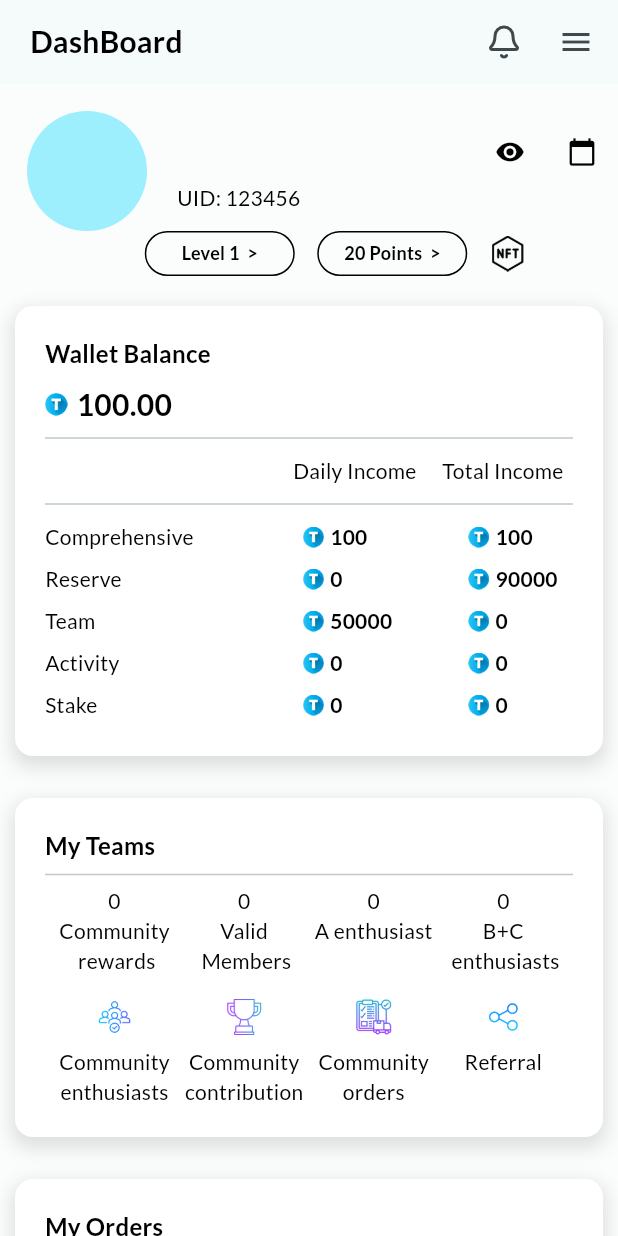
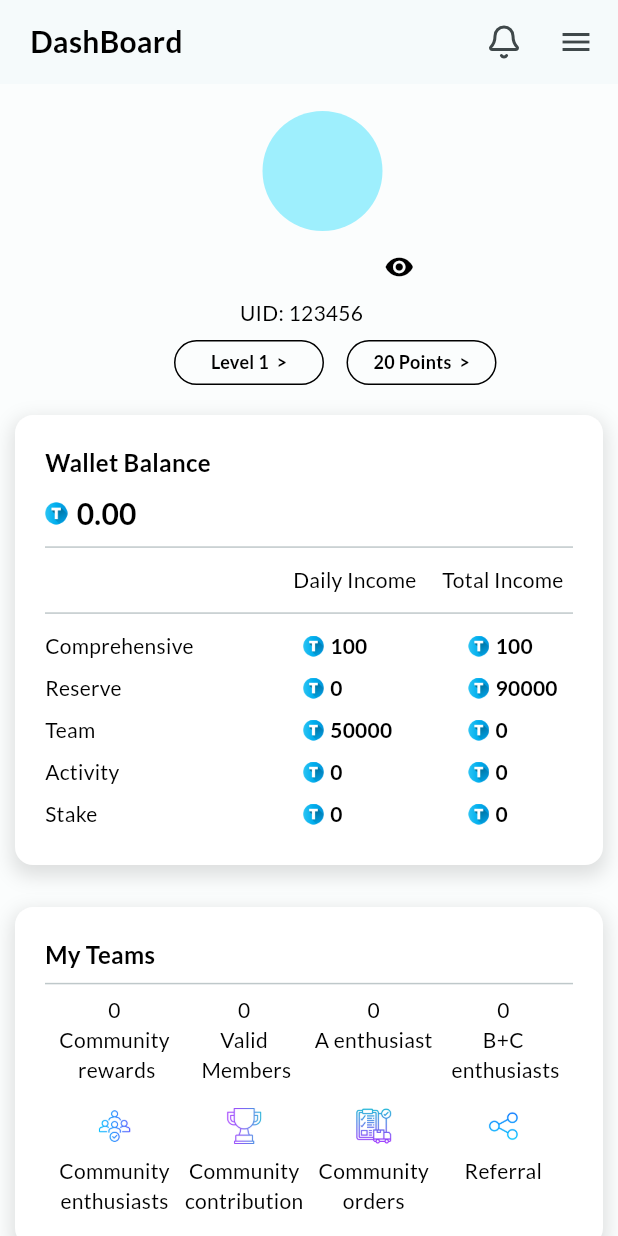
Before and after one commit to Sukhmeetsingh306/NFT_Trading, a Flutter app: the DashboardAccount screen opened directly, on a phone screen of 412 x 824 dp. Run offline on Flutter 3.47's test engine with Material 3 defaults, Android fonts, the phone set to English and light mode, and no system bars; our stand-ins replace google_fonts, intl_phone_field, lucide_icons, shared_preferences; accounts and stored records are empty.

Commit message:
shown the balance on the screen

```diff
--- a/frontend/lib/screens/account/dashboard_account.dart
+++ b/frontend/lib/screens/account/dashboard_account.dart
@@ -20,6 +20,7 @@ class DashboardAccount extends StatefulWidget {
 
 class _DashboardAccountState extends State<DashboardAccount> {
   String username = "User";
+  String usdtBalance = '0.00';
 
   bool isHidden = false;
 
@@ -32,7 +33,8 @@ class _DashboardAccountState extends State<DashboardAccount> {
   Future<void> _loadUsername() async {
     final pref = await SharedPreferences.getInstance();
     setState(() {
-      username = pref.getString('username') ?? "User"; // Ensure UI updates
+      username = pref.getString('username') ?? "User";
+      usdtBalance = pref.getString('usdtBalance') ?? '0.00';
     });
     //print("Loaded Username: $username"); // 🔍 Debug SharedPreferences
   }
@@ -52,18 +54,25 @@ class _DashboardAccountState extends State<DashboardAccount> {
               children: [
                 Padding(
                   padding: const EdgeInsets.only(left: 18.0, top: 18),
-                  child: Row(
+                  child: Column(
+                    mainAxisAlignment: MainAxisAlignment.center,
                     children: [
                       const CircleAvatar(
                         radius: 40,
                         // backgroundImage: AssetImage('assets/images/t.png'),
                       ),
+                      Row(
+                        mainAxisAlignment: MainAxisAlignment.center,
+                        crossAxisAlignment: CrossAxisAlignment.center,
+                        children: [
                           const SizedBox(width: 20),
                           Column(
-                        crossAxisAlignment: CrossAxisAlignment.start,
+                            crossAxisAlignment: CrossAxisAlignment.center,
                             children: [
                               googleText(
-                            isHidden ? "******" : username, // Toggle visibility
+                                isHidden
+                                    ? "******"
+                                    : username, // Toggle visibility
                               ),
                               const SizedBox(height: 5),
                               googleText(
@@ -74,10 +83,10 @@ class _DashboardAccountState extends State<DashboardAccount> {
                               ),
                             ],
                           ),
-                      const Spacer(),
                           Padding(
                             padding: EdgeInsets.only(
-                            bottom: MediaQuery.of(context).size.height * 0.03),
+                                bottom:
+                                    MediaQuery.of(context).size.height * 0.03),
                             child: IconButton(
                               onPressed: () {
                                 setState(() {
@@ -93,17 +102,20 @@ class _DashboardAccountState extends State<DashboardAccount> {
                               ),
                             ),
                           ),
-                      Padding(
-                        padding: EdgeInsets.only(
-                            bottom: MediaQuery.of(context).size.height * 0.03),
-                        child: IconButton(
-                          onPressed: () {},
-                          icon: const Icon(
-                            Icons.calendar_today,
-                            size: 20,
-                            color: Colors.black,
-                          ),
-                        ),
+                          // Padding(
+                          //   padding: EdgeInsets.only(
+                          //       bottom:
+                          //           MediaQuery.of(context).size.height * 0.03),
+                          //   child: IconButton(
+                          //     onPressed: () {},
+                          //     icon: const Icon(
+                          //       Icons.calendar_today,
+                          //       size: 20,
+                          //       color: Colors.black,
+                          //     ),
+                          //   ),
+                          // ),
+                        ],
                       ),
                     ],
                   ),
@@ -116,19 +128,19 @@ class _DashboardAccountState extends State<DashboardAccount> {
                       dashBoardOutlineButton('Level 1  >'),
                       const SizedBox(width: 15),
                       dashBoardOutlineButton('20 Points  >'),
-                      SizedBox(
-                        width: 15,
-                      ),
-                      gestureDetectorRich(
-                        Image.asset('assets/icons/nft_list.png',
-                            width: 24, height: 24),
-                        onTap: () {
-                          materialRouteNavigator(
-                            context,
-                            const ReserveAccount(),
-                          );
-                        },
-                      ),
+                      // SizedBox(
+                      //   width: 15,
+                      // ),
+                      // gestureDetectorRich(
+                      //   Image.asset('assets/icons/nft_list.png',
+                      //       width: 24, height: 24),
+                      //   onTap: () {
+                      //     materialRouteNavigator(
+                      //       context,
+                      //       const ReserveAccount(),
+                      //     );
+                      //   },
+                      // ),
                     ],
                   ),
                 ),
@@ -145,7 +157,7 @@ class _DashboardAccountState extends State<DashboardAccount> {
                       ),
                       sizedBoxH8(),
                       income(
-                        '100.00',
+                        usdtBalance,
                         fontWeight: FontWeight.bold,
                       ),
                       Divider(),
```
Lines whose indentation alone changed are shown as unchanged.
